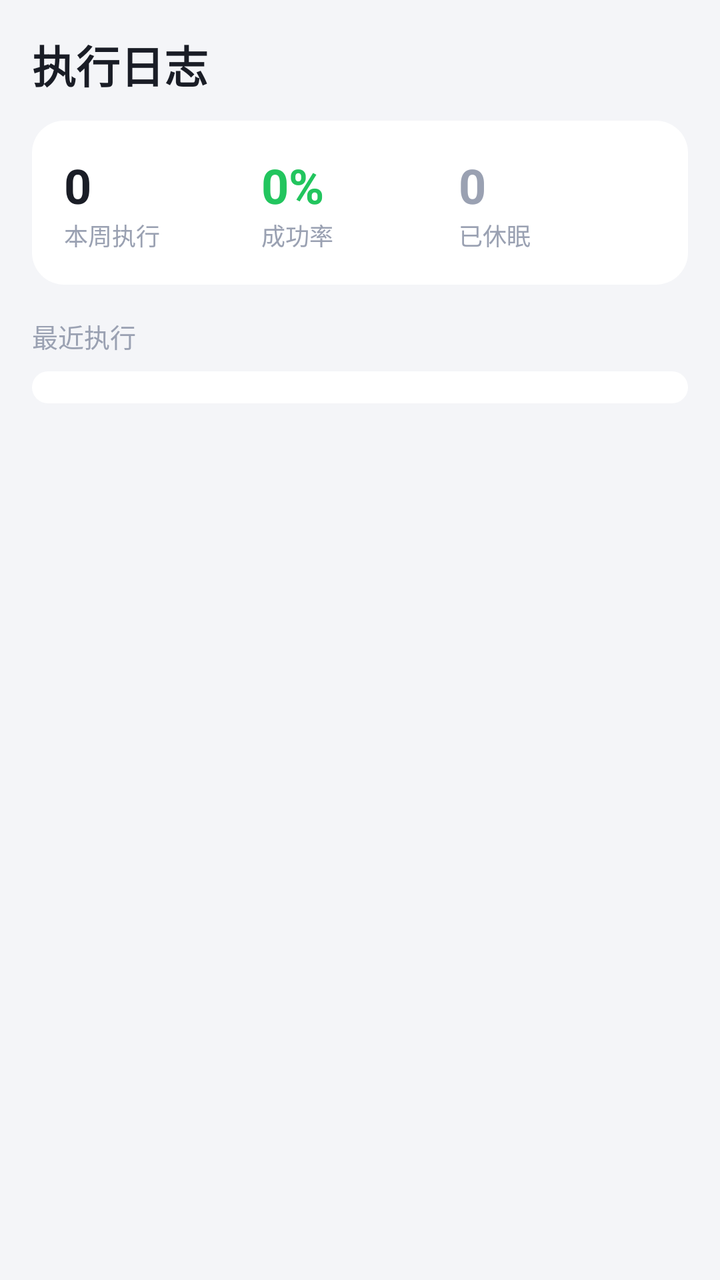
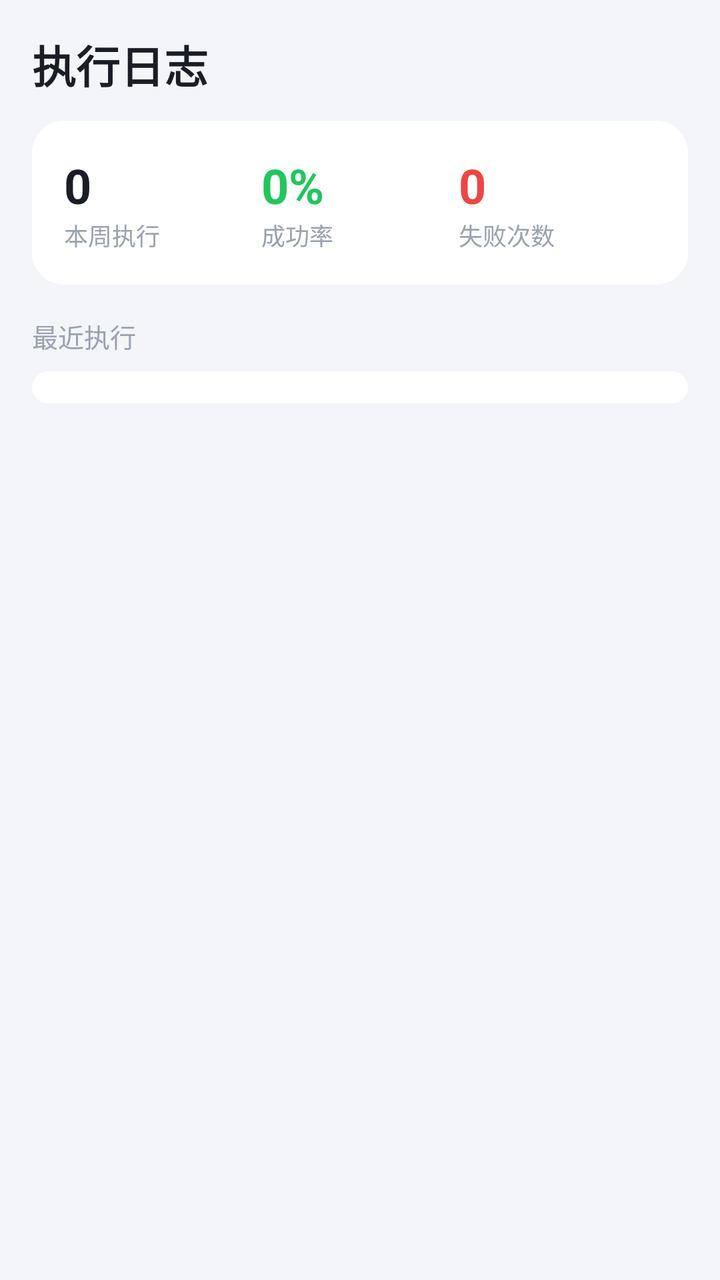

Compare the two renders of this Android layout. The source of the first and the diff that turns it into the second are given below.
<!-- AndroidManifest.xml: application theme Theme.TaskHelper -->
<!-- res/layout/fragment_logs.xml -->
<?xml version="1.0" encoding="utf-8"?>
<FrameLayout xmlns:android="http://schemas.android.com/apk/res/android"
    android:layout_width="match_parent"
    android:layout_height="match_parent">

    <ScrollView
        android:layout_width="match_parent"
        android:layout_height="match_parent"
        android:padding="16dp">

        <LinearLayout
            android:layout_width="match_parent"
            android:layout_height="wrap_content"
            android:orientation="vertical">

            <TextView
                android:layout_width="wrap_content"
                android:layout_height="wrap_content"
                android:text="执行日志"
                android:textSize="22sp"
                android:textStyle="bold"
                android:textColor="@color/text" />

            <LinearLayout
                android:layout_width="match_parent"
                android:layout_height="wrap_content"
                android:orientation="horizontal"
                android:padding="16dp"
                android:layout_marginTop="12dp"
                android:background="@drawable/bg_card">

                <LinearLayout android:layout_width="0dp" android:layout_height="wrap_content" android:layout_weight="1" android:orientation="vertical">
                    <TextView android:id="@+id/stat_week" android:layout_width="wrap_content" android:layout_height="wrap_content" android:text="0" android:textSize="24sp" android:textStyle="bold" android:textColor="@color/text" />
                    <TextView android:layout_width="wrap_content" android:layout_height="wrap_content" android:text="本周执行" android:textSize="12sp" android:textColor="@color/text_3" />
                </LinearLayout>
                <LinearLayout android:layout_width="0dp" android:layout_height="wrap_content" android:layout_weight="1" android:orientation="vertical">
                    <TextView android:id="@+id/stat_ok" android:layout_width="wrap_content" android:layout_height="wrap_content" android:text="0%" android:textSize="24sp" android:textStyle="bold" android:textColor="@color/success" />
                    <TextView android:layout_width="wrap_content" android:layout_height="wrap_content" android:text="成功率" android:textSize="12sp" android:textColor="@color/text_3" />
                </LinearLayout>
                <LinearLayout android:layout_width="0dp" android:layout_height="wrap_content" android:layout_weight="1" android:orientation="vertical">
                    <TextView android:id="@+id/stat_dormant" android:layout_width="wrap_content" android:layout_height="wrap_content" android:text="0" android:textSize="24sp" android:textStyle="bold" android:textColor="@color/text_3" />
                    <TextView android:layout_width="wrap_content" android:layout_height="wrap_content" android:text="已休眠" android:textSize="12sp" android:textColor="@color/text_3" />
                </LinearLayout>
            </LinearLayout>

            <TextView
                android:layout_width="wrap_content"
                android:layout_height="wrap_content"
                android:text="最近执行"
                android:textSize="13sp"
                android:textColor="@color/text_3"
                android:layout_marginTop="16dp"
                android:layout_marginBottom="8dp" />

            <LinearLayout
                android:id="@+id/log_list"
                android:layout_width="match_parent"
                android:layout_height="wrap_content"
                android:orientation="vertical"
                android:background="@drawable/bg_card"
                android:padding="8dp" />

        </LinearLayout>
    </ScrollView>
</FrameLayout>
<!-- resources referenced by this layout -->
<resources>
  <color name="success">#22C55E</color>
  <color name="text">#1A1D26</color>
  <color name="text_3">#9AA1B2</color>
  <!-- drawable bg_card (drawable) -->
  <?xml version="1.0" encoding="utf-8"?>
  <shape xmlns:android="http://schemas.android.com/apk/res/android" android:shape="rectangle">
      <solid android:color="#FFFFFF" />
      <corners android:radius="16dp" />
  </shape>
  <style name="Theme.TaskHelper" parent="Theme.Material3.DayNight.NoActionBar">
          <item name="colorPrimary">@color/primary</item>
          <item name="android:colorBackground">@color/bg</item>
          <item name="android:statusBarColor">@color/bg</item>
          <item name="android:windowLightStatusBar">true</item>
      </style>
  <color name="primary">#4C6FFF</color>
  <color name="bg">#F4F5F8</color>
</resources>

<!-- the commit's change to res/layout/fragment_logs.xml (unified diff, before → after) -->
@@ -38,8 +38,8 @@
                     <TextView android:layout_width="wrap_content" android:layout_height="wrap_content" android:text="成功率" android:textSize="12sp" android:textColor="@color/text_3" />
                 </LinearLayout>
                 <LinearLayout android:layout_width="0dp" android:layout_height="wrap_content" android:layout_weight="1" android:orientation="vertical">
-                    <TextView android:id="@+id/stat_dormant" android:layout_width="wrap_content" android:layout_height="wrap_content" android:text="0" android:textSize="24sp" android:textStyle="bold" android:textColor="@color/text_3" />
-                    <TextView android:layout_width="wrap_content" android:layout_height="wrap_content" android:text="已休眠" android:textSize="12sp" android:textColor="@color/text_3" />
+                    <TextView android:id="@+id/stat_dormant" android:layout_width="wrap_content" android:layout_height="wrap_content" android:text="0" android:textSize="24sp" android:textStyle="bold" android:textColor="@color/danger" />
+                    <TextView android:layout_width="wrap_content" android:layout_height="wrap_content" android:text="失败次数" android:textSize="12sp" android:textColor="@color/text_3" />
                 </LinearLayout>
             </LinearLayout>
 
<!-- resource entries referenced after the edit -->
@@ -1,5 +1,6 @@
 <!-- resources referenced by this layout -->
 <resources>
+  <color name="danger">#EF4444</color>
   <color name="success">#22C55E</color>
   <color name="text">#1A1D26</color>
   <color name="text_3">#9AA1B2</color>
